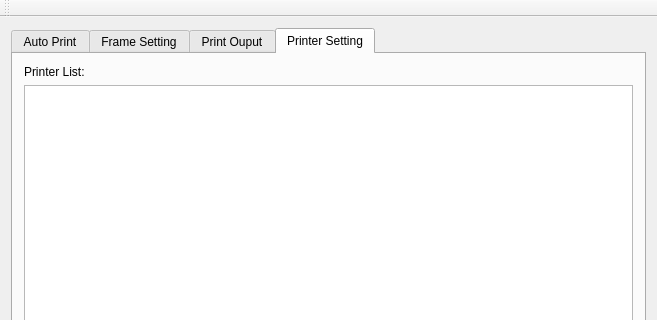
This is src/autoprinter.ui in xxiiaaon/AutoPrinter as Qt 5 draws it before an edit; both pictures show x 0 to 657 and y 0 to 320 of the 657 by 499 pixel window. The edited form follows.
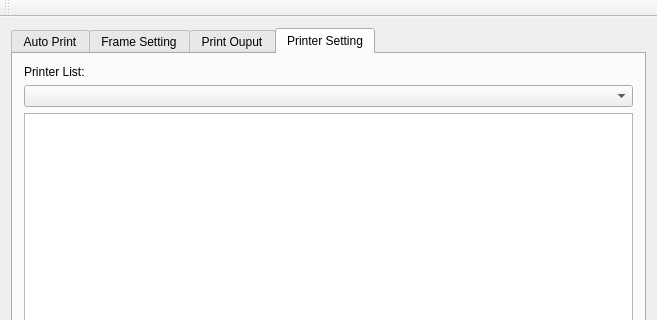
This is the edited form. The open tabs and pages were chosen to show the change.

What changed in the file:
```diff
--- a/src/autoprinter.ui
+++ b/src/autoprinter.ui
@@ -783,7 +783,10 @@
          </widget>
         </item>
         <item>
-         <widget class="QListView" name="listView"/>
+         <widget class="QComboBox" name="comboBoxPrinters"/>
+        </item>
+        <item>
+         <widget class="QListView" name="lstViewPrinters"/>
         </item>
        </layout>
       </widget>
```
Left out of the diff: 122 changed lines with no effect on the pictures.
